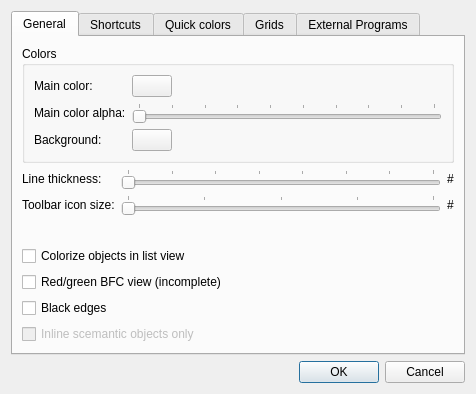
First picture: the form in src/ui/config.ui, repository crimsondusk/ldforge, before the edit.
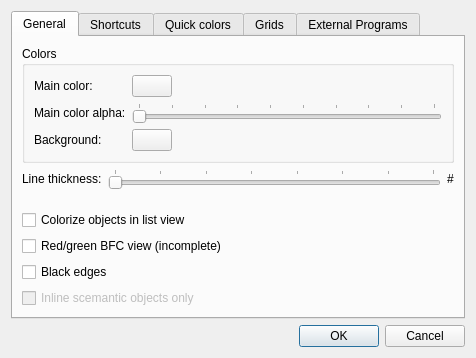
Second picture: the form after the edit. Icons and pictures are not drawn.

Commit message: Further restructure, removed GUI toolbar icon size slider (always 22x22 now)

```diff
--- a/src/ui/config.ui
+++ b/src/ui/config.ui
@@ -7,7 +7,7 @@
     <x>0</x>
     <y>0</y>
     <width>476</width>
-    <height>394</height>
+    <height>358</height>
    </rect>
   </property>
   <property name="windowTitle">
@@ -154,13 +154,6 @@
            </property>
           </widget>
          </item>
-         <item row="2" column="0">
-          <widget class="QLabel" name="label_4">
-           <property name="text">
-            <string>Toolbar icon size:</string>
-           </property>
-          </widget>
-         </item>
          <item row="0" column="1">
           <layout class="QHBoxLayout" name="horizontalLayout">
            <item>
@@ -194,39 +187,6 @@
            </item>
           </layout>
          </item>
-         <item row="2" column="1">
-          <layout class="QHBoxLayout" name="horizontalLayout_2">
-           <item>
-            <widget class="QSlider" name="iconSize">
-             <property name="whatsThis">
-              <string>How big should the toolbar icons be</string>
-             </property>
-             <property name="minimum">
-              <number>1</number>
-             </property>
-             <property name="maximum">
-              <number>5</number>
-             </property>
-             <property name="orientation">
-              <enum>Qt::Horizontal</enum>
-             </property>
-             <property name="tickPosition">
-              <enum>QSlider::TicksAbove</enum>
-             </property>
-             <property name="tickInterval">
-              <number>1</number>
-             </property>
-            </widget>
-           </item>
-           <item>
-            <widget class="QLabel" name="label_7">
-             <property name="text">
-              <string>#</string>
-             </property>
-            </widget>
-           </item>
-          </layout>
-         </item>
         </layout>
        </item>
        <item>
```
The commit also changes 8 other files.
